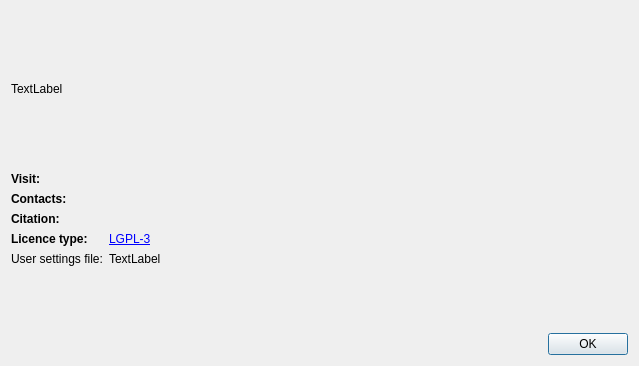
First picture: the form in src/aboutdialog.ui, repository ccorrado71/qualx3, before the edit.
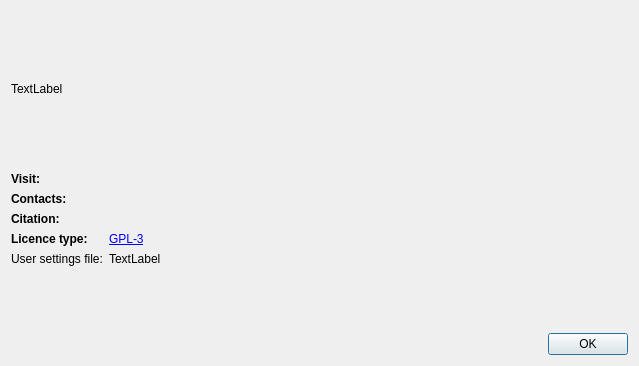
Second picture: the form after the edit.

Commit message: update license to GPLv3

What changed in the file:
```diff
--- a/src/aboutdialog.ui
+++ b/src/aboutdialog.ui
@@ -99,7 +99,7 @@
      <item row="3" column="1">
       <widget class="QLabel" name="label_9">
        <property name="text">
-        <string>&lt;html&gt;&lt;head/&gt;&lt;body&gt;&lt;p&gt;&lt;a href=&quot;https://www.gnu.org/licenses/lgpl-3.0.en.html&quot;&gt;&lt;span style=&quot; text-decoration: underline; color:#0000ff;&quot;&gt;LGPL-3&lt;/span&gt;&lt;/a&gt;&lt;/p&gt;&lt;/body&gt;&lt;/html&gt;</string>
+        <string>&lt;html&gt;&lt;head/&gt;&lt;body&gt;&lt;p&gt;&lt;a href=&quot;https://www.gnu.org/licenses/gpl-3.0.en.html&quot;&gt;&lt;span style=&quot; text-decoration: underline; color:#0000ff;&quot;&gt;GPL-3&lt;/span&gt;&lt;/a&gt;&lt;/p&gt;&lt;/body&gt;&lt;/html&gt;</string>
        </property>
        <property name="openExternalLinks">
         <bool>true</bool>
```
The commit also changes 1 other file.
